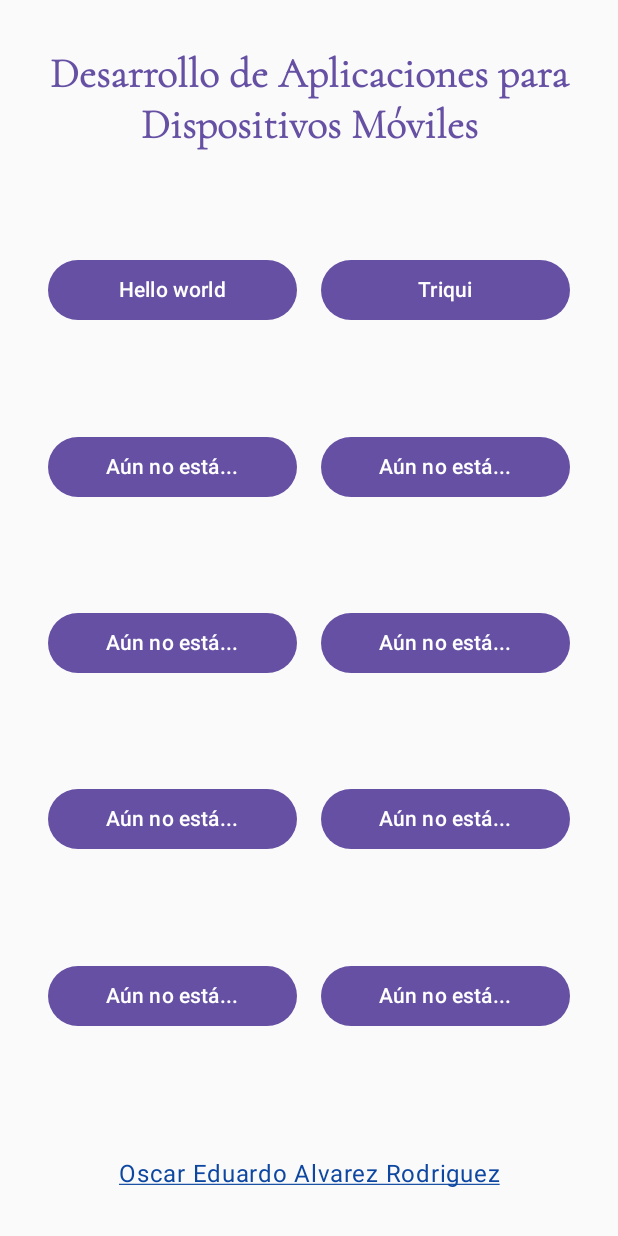
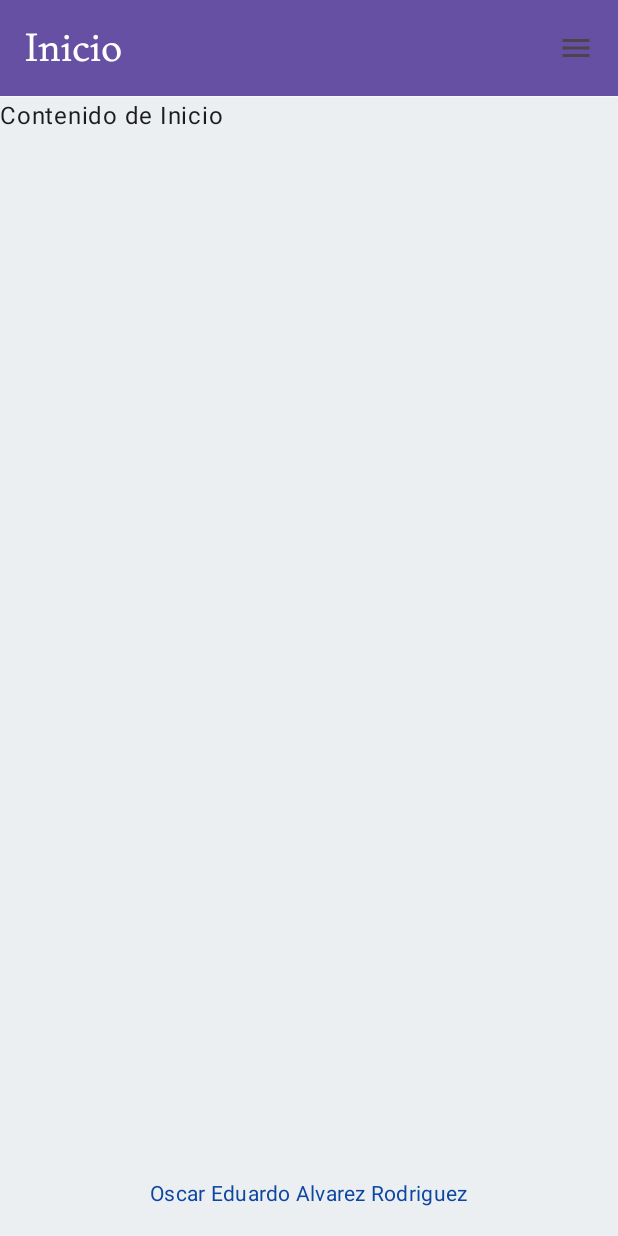
Before and after one commit to OscarAlvarezRodriguez/DADM-2024-2, an Android app built with Jetpack Compose: the screen it shows after launch (MainActivity), on a phone screen of 412 x 824 dp. Run offline under Robolectric (Android 15) with nearby library versions, the light colour scheme and no system bars.

Commit message:
FEAT: added personalized icon and refactor GUI

```diff
--- a/app/src/main/AndroidManifest.xml
+++ b/app/src/main/AndroidManifest.xml
@@ -6,9 +6,9 @@
         android:allowBackup="true"
         android:dataExtractionRules="@xml/data_extraction_rules"
         android:fullBackupContent="@xml/backup_rules"
-        android:icon="@mipmap/ic_launcher"
+        android:icon="@mipmap/personalized"
         android:label="@string/app_name"
-        android:roundIcon="@mipmap/ic_launcher_round"
+        android:roundIcon="@mipmap/personalized"
         android:supportsRtl="true"
         android:theme="@style/Theme.HelloWorld"
         tools:targetApi="31">
--- a/app/src/main/java/com/example/helloworld/navigation/NavGraph.kt
+++ b/app/src/main/java/com/example/helloworld/navigation/NavGraph.kt
@@ -1,5 +1,6 @@
 package com.example.helloworld.navigation
 
+import androidx.compose.material3.Text
 import androidx.compose.runtime.Composable
 import androidx.navigation.NavHostController
 import androidx.navigation.compose.NavHost
@@ -8,11 +9,35 @@ import com.example.helloworld.ui.HelloScreen
 import com.example.helloworld.ui.MainScreen
 import com.example.helloworld.ui.TriquiScreen
 
+object Routes {
+    const val Main = "main_screen"
+    const val Hello = "hello_screen"
+    const val Triqui_off = "triqui_off_screen"
+}
+
 @Composable
 fun NavGraph(navController: NavHostController) {
-    NavHost(navController = navController, startDestination = "main_screen") {
-        composable("main_screen") { MainScreen(navController) }
-        composable("hello_screen") { HelloScreen(navController) }
-        composable("triqui_screen") { TriquiScreen(navController) }
+    NavHost(navController = navController, startDestination = Routes.Main) {
+        composable(Routes.Main) {
+            MainScreen(
+                navController = navController,
+                title = "Inicio",
+                content = {  Text("Contenido de Inicio")  }
+            )
+        }
+        composable(Routes.Hello) {
+            MainScreen(
+                navController = navController,
+                title = "Hello world",
+                content = { HelloScreen(navController) }
+            )
+        }
+        composable(Routes.Triqui_off) {
+            MainScreen(
+                navController = navController,
+                title = "Hola",
+                content = { TriquiScreen(navController) }
+            )
+        }
     }
 }
--- a/app/src/main/java/com/example/helloworld/ui/HelloScreen.kt
+++ b/app/src/main/java/com/example/helloworld/ui/HelloScreen.kt
@@ -14,6 +14,7 @@ import androidx.compose.ui.unit.dp
 import androidx.compose.ui.unit.sp
 import kotlinx.coroutines.delay
 import androidx.navigation.NavController
+import com.example.helloworld.navigation.Routes
 
 @Composable
 fun HelloScreen(navController: NavController) {
@@ -42,7 +43,7 @@ fun HelloScreen(navController: NavController) {
         )
 
         Button(
-            onClick = { navController.popBackStack() },
+            onClick = { navController.navigate(Routes.Main) },
         ) {
             Text(text = "Volver")
         }
--- a/app/src/main/java/com/example/helloworld/ui/MainScreen.kt
+++ b/app/src/main/java/com/example/helloworld/ui/MainScreen.kt
@@ -1,92 +1,156 @@
 package com.example.helloworld.ui
 
+import androidx.compose.foundation.background
 import androidx.compose.foundation.layout.*
+import androidx.compose.material.icons.Icons
+import androidx.compose.material.icons.filled.Menu
 import androidx.compose.material3.Button
 import androidx.compose.material3.ButtonDefaults
+import androidx.compose.material3.DrawerValue
+import androidx.compose.material3.ExperimentalMaterial3Api
+import androidx.compose.material3.HorizontalDivider
+import androidx.compose.material3.Icon
+import androidx.compose.material3.IconButton
 import androidx.compose.material3.MaterialTheme
+import androidx.compose.material3.ModalNavigationDrawer
+import androidx.compose.material3.Scaffold
 import androidx.compose.material3.Text
+import androidx.compose.material3.TextButton
+import androidx.compose.material3.TopAppBar
+import androidx.compose.material3.TopAppBarDefaults
+import androidx.compose.material3.rememberDrawerState
 import androidx.compose.runtime.Composable
+import androidx.compose.runtime.rememberCoroutineScope
 import androidx.compose.ui.Alignment
 import androidx.compose.ui.Modifier
 import androidx.compose.ui.text.style.TextAlign
 import androidx.compose.ui.text.style.TextDecoration
 import androidx.compose.ui.unit.dp
 import androidx.navigation.NavController
+import com.example.helloworld.navigation.Routes
+import kotlinx.coroutines.launch
+
+val menuItems = listOf(
+    "Hello world",
+    "Triqui offline"
+)
 
 @Composable
-fun MainScreen(navController: NavController) {
-    // Matriz de nombres de botones definir aqui y en los if
-    val buttonNames = listOf(
-        listOf("Hello world", "Triqui"),
-        /*listOf("Configuración", "Amigos"),
-        listOf("Mensajes", "Notificaciones"),
-        listOf("Tareas", "Calendario"),
-        listOf("Estadísticas", "Ayuda")*/
+fun MainScreen(
+    navController: NavController,
+    title: String,
+    content: @Composable () -> Unit
+) {
+    val drawerState = rememberDrawerState(initialValue = DrawerValue.Closed)
+    val scope = rememberCoroutineScope()
+
+    // Scaffold con Navegación Lateral y Footer
+    ModalNavigationDrawer(
+        drawerState = drawerState,
+        drawerContent = {
+            NavigationDrawerContent(navController) // Contenido del Navbar
+        }
+    ) {
+        Scaffold(
+            topBar = {
+                TopBar(title = title, onMenuClick = { scope.launch { drawerState.open() } })
+            },
+            bottomBar = {
+                Footer()
+            },
+            content = { paddingValues ->
+                Box(
+                    modifier = Modifier
+                        .fillMaxSize()
+                        .padding(paddingValues)
+                ) {
+                    content()
+                }
+            }
         )
+    }
+}
 
+@Composable
+fun NavigationDrawerContent(navController: NavController) {
     Column(
         modifier = Modifier
-            .fillMaxSize()
-            .padding(32.dp),
-        verticalArrangement = Arrangement.SpaceBetween,
-        horizontalAlignment = Alignment.CenterHorizontally
+            .fillMaxHeight()
+            .background(MaterialTheme.colorScheme.surface)
+            .padding(16.dp),
+        verticalArrangement = Arrangement.Top,
+        horizontalAlignment = Alignment.Start
+    ) {
+        Text(text = "Menú", style = MaterialTheme.typography.titleMedium)
+        Spacer(modifier = Modifier.height(16.dp))
+
+        // Opciones del menú
+        menuItems.forEach { menuItem ->
+            TextButton(
+                onClick = {
+                    when (menuItem) {
+                        "Hello world" -> navController.navigate(Routes.Hello)
+                        "Triqui offline" -> navController.navigate(Routes.Triqui_off)
+                    }
+                },
             ) {
                 Text(
-            text = "Desarrollo de Aplicaciones para Dispositivos Móviles",
-            style = MaterialTheme.typography.titleLarge,
-            color = MaterialTheme.colorScheme.primary,
-            textAlign = TextAlign.Center,
+                    text = menuItem,
+                    style = MaterialTheme.typography.bodyLarge,
+                    color = MaterialTheme.colorScheme.onSurface
                 )
-
-        Column(
-            modifier = Modifier
-                .weight(1f)
-                .fillMaxWidth(),
-            verticalArrangement = Arrangement.SpaceEvenly
-        ) {
-            repeat(5) { row ->
-                Row(
-                    modifier = Modifier.fillMaxWidth(),
-                    horizontalArrangement = Arrangement.spacedBy(16.dp)
-                ) {
-                    repeat(2) { column ->
-                        val buttonName = if (row < buttonNames.size && column < buttonNames[row].size) {
-                            buttonNames[row][column]
-                        } else {
-                            "Aún no está..."
-                        }
-
-                        Button(
-                            onClick = {
-                                if (buttonName == "Hello world") {
-                                    navController.navigate("hello_screen")
-                                }
-                                if (buttonName == "Triqui") {
-                                    navController.navigate("triqui_screen")
-                                }
-                            },
-                            modifier = Modifier.weight(1f),
-                            colors = ButtonDefaults.buttonColors(
-                                containerColor = MaterialTheme.colorScheme.primary,
-                                contentColor = MaterialTheme.colorScheme.onPrimary
-                            )
-                        ) {
-                            Text(text = buttonName)
-                        }
             }
         }
     }
 }
 
+@OptIn(ExperimentalMaterial3Api::class)
+@Composable
+fun TopBar(title: String, onMenuClick: () -> Unit) {
+    Column {
+        TopAppBar(
+            title = {
                 Text(
-            text = "Oscar Eduardo Alvarez Rodriguez",
-            style = MaterialTheme.typography.bodyLarge,
-            color = MaterialTheme.colorScheme.secondary,
-            textAlign = TextAlign.Center,
-            textDecoration = TextDecoration.Underline,
-            modifier = Modifier
-                .fillMaxWidth()
-                .padding(top = 16.dp)
+                    text = title,
+                    style = MaterialTheme.typography.titleLarge
+                )
+            },
+            actions = { // Coloca los íconos a la derecha
+                IconButton(onClick = onMenuClick) {
+                    Icon(
+                        imageVector = Icons.Default.Menu,
+                        contentDescription = "Abrir menú"
+                    )
+                }
+            },
+            colors = TopAppBarDefaults.mediumTopAppBarColors(
+                containerColor = MaterialTheme.colorScheme.primary,
+                titleContentColor = MaterialTheme.colorScheme.onPrimary,
+                navigationIconContentColor = MaterialTheme.colorScheme.onPrimary
+            )
+        )
+
+        // Separador horizontal debajo del TopBar
+        HorizontalDivider(
+            thickness = 1.dp,
+            color = MaterialTheme.colorScheme.onPrimary.copy(alpha = 0.5f)
         )
     }
 }
+
+@Composable
+fun Footer() {
+    Box(
+        modifier = Modifier
+            .fillMaxWidth()
+            .height(56.dp)
+            .padding(8.dp),
+        contentAlignment = Alignment.Center
+    ) {
+        Text(
+            text = "Oscar Eduardo Alvarez Rodriguez",
+            style = MaterialTheme.typography.bodyMedium,
+            color = MaterialTheme.colorScheme.secondary
+        )
+    }
+}
--- a/app/src/main/java/com/example/helloworld/ui/TriquiScreen.kt
+++ b/app/src/main/java/com/example/helloworld/ui/TriquiScreen.kt
@@ -13,6 +13,7 @@ import androidx.compose.ui.unit.dp
 import androidx.compose.ui.unit.sp
 import androidx.navigation.NavController
 import com.example.helloworld.logic.TicTacToeGame
+import com.example.helloworld.navigation.Routes
 
 @Composable
 fun TriquiScreen(navController: NavController) {
@@ -141,7 +142,7 @@ fun TriquiScreen(navController: NavController) {
             }
 
             Button(
-                onClick = { navController.popBackStack() },
+                onClick = { navController.navigate(Routes.Main) },
                 colors = ButtonDefaults.buttonColors(
                     containerColor = MaterialTheme.colorScheme.primary,
                     contentColor = MaterialTheme.colorScheme.onPrimary
--- /dev/null
+++ b/app/src/main/res/mipmap-anydpi-v26/personalized.xml
@@ -0,0 +1,5 @@
+<?xml version="1.0" encoding="utf-8"?>
+<adaptive-icon xmlns:android="http://schemas.android.com/apk/res/android">
+    <background android:drawable="@drawable/personalized_background" />
+    <foreground android:drawable="@drawable/personalized_foreground" />
+</adaptive-icon>
```
Also changed, not shown: app/src/main/res/drawable/personalized_background.xml (added, +11 -0 lines), app/src/main/res/drawable/personalized_foreground.xml (added, +40 -0 lines). Lines whose indentation alone changed are shown as unchanged.
